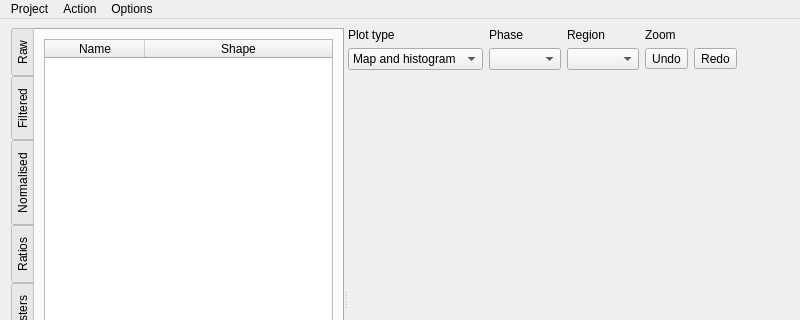
ianthomas23/QACD-quack, file src/resources/ui_main_window.ui: the form before one commit; both pictures show x 0 to 800 and y 0 to 320 of the 800 by 600 pixel window.
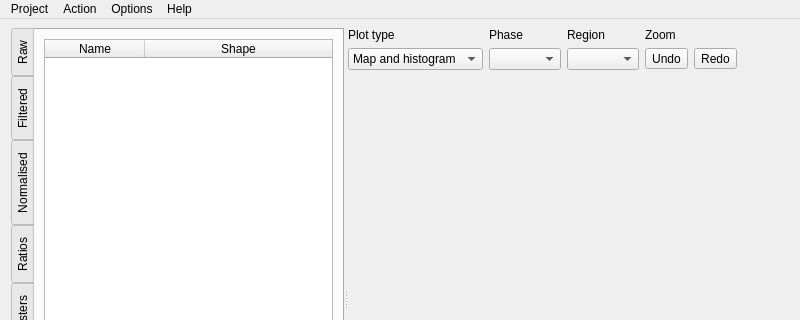
The form after the commit. Icons and pictures are not drawn. Custom widgets are drawn as their Qt base class.

The edit to the form file:
```diff
--- a/src/resources/ui_main_window.ui
+++ b/src/resources/ui_main_window.ui
@@ -877,9 +877,16 @@
     </property>
     <addaction name="actionDisplayOptions"/>
    </widget>
+   <widget class="QMenu" name="menuHelp">
+    <property name="title">
+     <string>Help</string>
+    </property>
+    <addaction name="actionAbout"/>
+   </widget>
    <addaction name="menuProject"/>
    <addaction name="menuAction"/>
    <addaction name="menuOptions"/>
+   <addaction name="menuHelp"/>
   </widget>
   <widget class="QStatusBar" name="statusbar"/>
   <action name="actionProjectNew">
```
Left out of the diff: 9 changed lines with no effect on the pictures.
